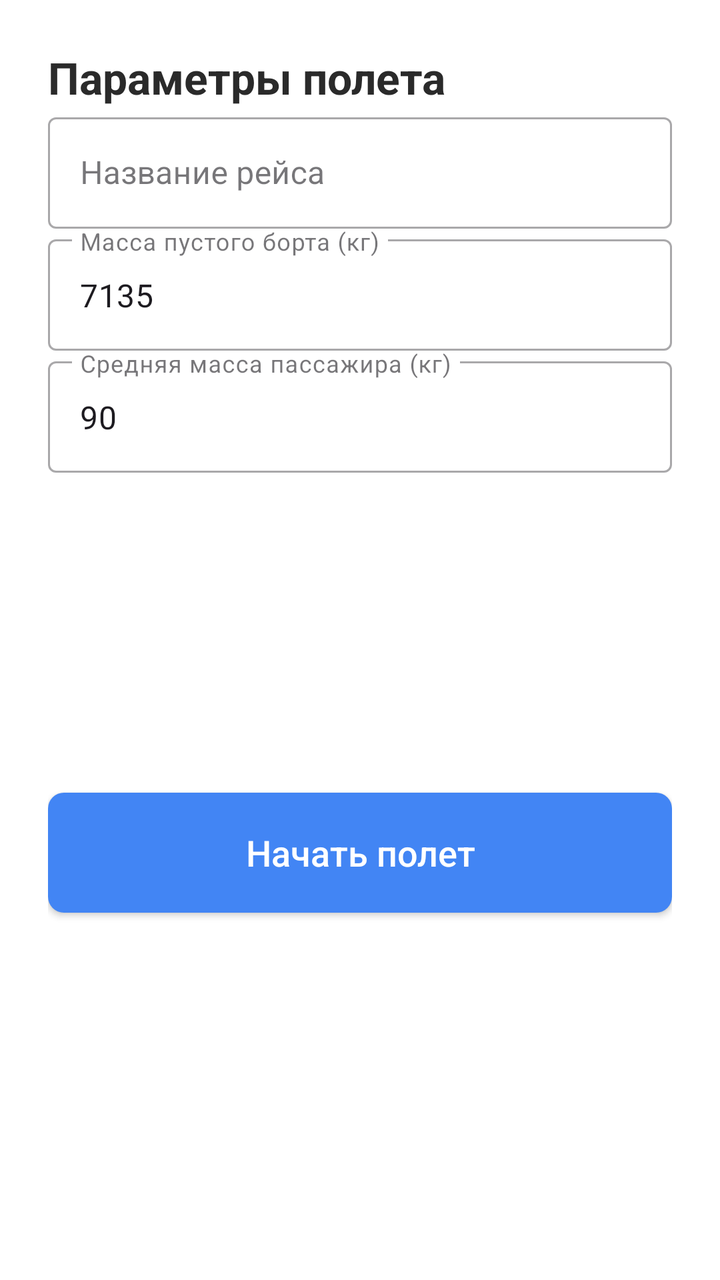
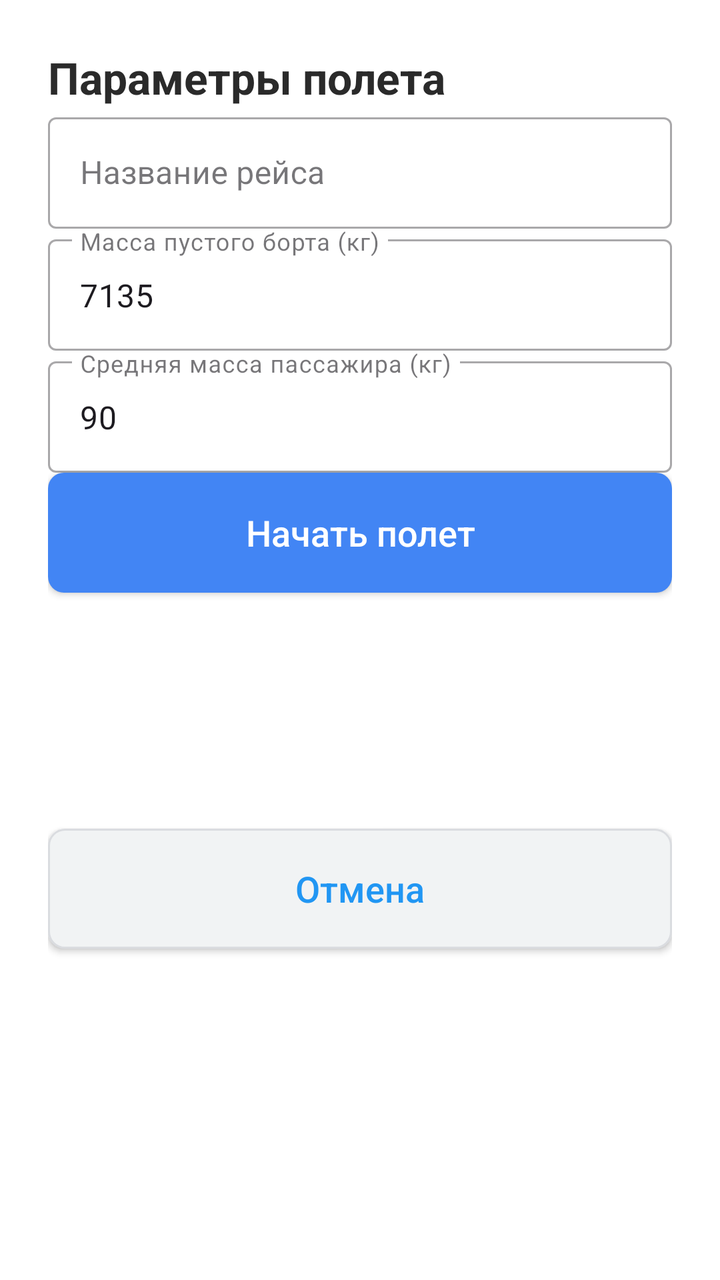

An Android layout rendered at two revisions. The XML below is the earlier revision; the diff shows what the commit changed to produce the second picture.
<!-- AndroidManifest.xml: application theme Theme.Flight_information_calculator -->
<!-- res/layout/activity_start.xml -->
<?xml version="1.0" encoding="utf-8"?>
<ScrollView
    xmlns:android="http://schemas.android.com/apk/res/android"
    xmlns:app="http://schemas.android.com/apk/res-auto"
    xmlns:tools="http://schemas.android.com/tools"
    android:layout_width="match_parent"
    android:layout_height="match_parent"
    android:background="@android:color/white"
    android:id="@+id/main"
    android:fillViewport="true">

    <androidx.constraintlayout.widget.ConstraintLayout
        android:layout_width="match_parent"
        android:layout_height="wrap_content"
        android:padding="24dp">

        <TextView
            android:id="@+id/titleText"
            android:layout_width="0dp"
            android:layout_height="wrap_content"
            android:layout_marginBottom="24dp"
            android:text="Параметры полета"
            android:textColor="#2A2A2A"
            android:textSize="22sp"
            android:textStyle="bold"
            app:layout_constraintEnd_toEndOf="parent"
            app:layout_constraintStart_toStartOf="parent"
            app:layout_constraintTop_toTopOf="parent"/>

        
        <com.google.android.material.textfield.TextInputLayout
            android:id="@+id/flightNameLayout"
            style="@style/Widget.MaterialComponents.TextInputLayout.OutlinedBox"
            android:layout_width="0dp"
            android:layout_height="wrap_content"
            android:layout_marginBottom="16dp"
            android:hint="Название рейса"
            app:layout_constraintEnd_toEndOf="parent"
            app:layout_constraintStart_toStartOf="parent"
            app:layout_constraintTop_toBottomOf="@id/titleText">

            <com.google.android.material.textfield.TextInputEditText
                android:id="@+id/editTextText3"
                android:layout_width="match_parent"
                android:layout_height="wrap_content"
                android:inputType="textCapWords"
                android:singleLine="true"/>
        </com.google.android.material.textfield.TextInputLayout>

        
        <com.google.android.material.textfield.TextInputLayout
            android:id="@+id/emptyWeightLayout"
            style="@style/Widget.MaterialComponents.TextInputLayout.OutlinedBox"
            android:layout_width="0dp"
            android:layout_height="wrap_content"
            android:layout_marginBottom="16dp"
            android:hint="Масса пустого борта (кг)"
            app:layout_constraintEnd_toEndOf="parent"
            app:layout_constraintStart_toStartOf="parent"
            app:layout_constraintTop_toBottomOf="@id/flightNameLayout">

            <com.google.android.material.textfield.TextInputEditText
                android:id="@+id/numberInput5"
                android:layout_width="match_parent"
                android:layout_height="wrap_content"
                android:inputType="numberDecimal"
                android:text="7135"/>
        </com.google.android.material.textfield.TextInputLayout>

        
        <com.google.android.material.textfield.TextInputLayout
            android:id="@+id/passengerWeightLayout"
            style="@style/Widget.MaterialComponents.TextInputLayout.OutlinedBox"
            android:layout_width="0dp"
            android:layout_height="wrap_content"
            android:layout_marginBottom="32dp"
            android:hint="Средняя масса пассажира (кг)"
            app:layout_constraintEnd_toEndOf="parent"
            app:layout_constraintStart_toStartOf="parent"
            app:layout_constraintTop_toBottomOf="@id/emptyWeightLayout">

            <com.google.android.material.textfield.TextInputEditText
                android:id="@+id/numberInput6"
                android:layout_width="match_parent"
                android:layout_height="wrap_content"
                android:inputType="numberDecimal"
                android:text="90"/>
        </com.google.android.material.textfield.TextInputLayout>

        <Button
            android:id="@+id/buttonStartGo3"
            android:layout_width="0dp"
            android:layout_height="60dp"
            android:background="@drawable/button_primary"
            android:text="Начать полет"
            android:textAllCaps="false"
            android:textColor="@android:color/white"
            android:textSize="18sp"
            app:layout_constraintBottom_toBottomOf="parent"
            app:layout_constraintEnd_toEndOf="parent"
            app:layout_constraintStart_toStartOf="parent"
            app:layout_constraintTop_toBottomOf="@id/passengerWeightLayout"/>

    </androidx.constraintlayout.widget.ConstraintLayout>
</ScrollView>
<!-- resources referenced by this layout -->
<resources>
  <!-- drawable button_primary (drawable) -->
  <?xml version="1.0" encoding="utf-8"?>
  <shape xmlns:android="http://schemas.android.com/apk/res/android">
      <corners android:radius="8dp"/>
      <solid android:color="#4285F4"/>
  </shape>
  <style name="Theme.Flight_information_calculator" parent="Base.Theme.Flight_information_calculator" />
  <style name="Base.Theme.Flight_information_calculator" parent="Theme.Material3.DayNight.NoActionBar">
          
          
      </style>
</resources>

<!-- the commit's change to res/layout/activity_start.xml (unified diff, before → after) -->
@@ -87,19 +87,38 @@
                 android:text="90"/>
         </com.google.android.material.textfield.TextInputLayout>
 
+        
         <Button
             android:id="@+id/buttonStartGo3"
             android:layout_width="0dp"
             android:layout_height="60dp"
             android:background="@drawable/button_primary"
+            android:onClick="onStartButtonClick"
             android:text="Начать полет"
             android:textAllCaps="false"
             android:textColor="@android:color/white"
             android:textSize="18sp"
+            app:layout_constraintEnd_toEndOf="parent"
+            app:layout_constraintStart_toStartOf="parent"
+            app:layout_constraintTop_toBottomOf="@id/passengerWeightLayout" />
+
+        
+        <Button
+            android:id="@+id/buttonCancel"
+            android:layout_width="0dp"
+            android:layout_height="60dp"
+            android:layout_marginTop="16dp"
+            android:layout_marginBottom="40dp"
+            android:background="@drawable/button_secondary"
+            android:onClick="onCancelButtonClick"
+            android:text="Отмена"
+            android:textAllCaps="false"
+            android:textColor="#2196F3"
+            android:textSize="18sp"
             app:layout_constraintBottom_toBottomOf="parent"
             app:layout_constraintEnd_toEndOf="parent"
             app:layout_constraintStart_toStartOf="parent"
-            app:layout_constraintTop_toBottomOf="@id/passengerWeightLayout"/>
+            app:layout_constraintTop_toBottomOf="@id/buttonStartGo3" />
 
     </androidx.constraintlayout.widget.ConstraintLayout>
 </ScrollView>
<!-- resource entries referenced after the edit -->
@@ -6,6 +6,13 @@
       <corners android:radius="8dp"/>
       <solid android:color="#4285F4"/>
   </shape>
+  <!-- drawable button_secondary (drawable) -->
+  <?xml version="1.0" encoding="utf-8"?>
+  <shape xmlns:android="http://schemas.android.com/apk/res/android">
+      <corners android:radius="8dp"/>
+      <solid android:color="#F1F3F4"/>
+      <stroke android:width="1dp" android:color="#DADCE0"/>
+  </shape>
   <style name="Theme.Flight_information_calculator" parent="Base.Theme.Flight_information_calculator" />
   <style name="Base.Theme.Flight_information_calculator" parent="Theme.Material3.DayNight.NoActionBar">
           
